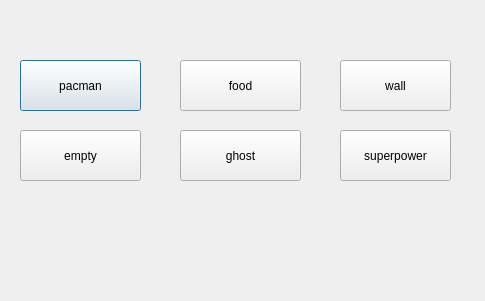
First picture: the form in ui/choicedialog.ui, repository sedrickkeh/Pacman2, before the edit.
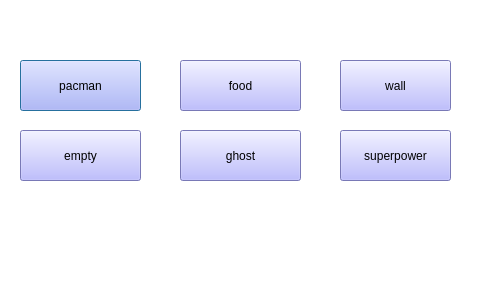
Second picture: the form after the edit.

Patch:
```diff
--- a/ui/choicedialog.ui
+++ b/ui/choicedialog.ui
@@ -13,6 +13,9 @@
   <property name="windowTitle">
    <string>Dialog</string>
   </property>
+  <property name="styleSheet">
+   <string notr="true">background-color: rgb(255, 255, 255);</string>
+  </property>
   <widget class="QPushButton" name="pacman">
    <property name="geometry">
     <rect>
@@ -22,6 +25,9 @@
      <height>51</height>
     </rect>
    </property>
+   <property name="styleSheet">
+    <string notr="true">background-color: rgb(170, 170, 255);</string>
+   </property>
    <property name="text">
     <string>pacman</string>
    </property>
@@ -35,6 +41,9 @@
      <height>51</height>
     </rect>
    </property>
+   <property name="styleSheet">
+    <string notr="true">background-color: rgb(170, 170, 255);</string>
+   </property>
    <property name="text">
     <string>food</string>
    </property>
@@ -48,6 +57,9 @@
      <height>51</height>
     </rect>
    </property>
+   <property name="styleSheet">
+    <string notr="true">background-color: rgb(170, 170, 255);</string>
+   </property>
    <property name="text">
     <string>superpower</string>
    </property>
@@ -61,6 +73,9 @@
      <height>51</height>
     </rect>
    </property>
+   <property name="styleSheet">
+    <string notr="true">background-color: rgb(170, 170, 255);</string>
+   </property>
    <property name="text">
     <string>wall</string>
    </property>
@@ -74,6 +89,9 @@
      <height>51</height>
     </rect>
    </property>
+   <property name="styleSheet">
+    <string notr="true">background-color: rgb(170, 170, 255);</string>
+   </property>
    <property name="text">
     <string>ghost</string>
    </property>
@@ -87,6 +105,9 @@
      <height>51</height>
     </rect>
    </property>
+   <property name="styleSheet">
+    <string notr="true">background-color: rgb(170, 170, 255);</string>
+   </property>
    <property name="text">
     <string>empty</string>
    </property>
```
